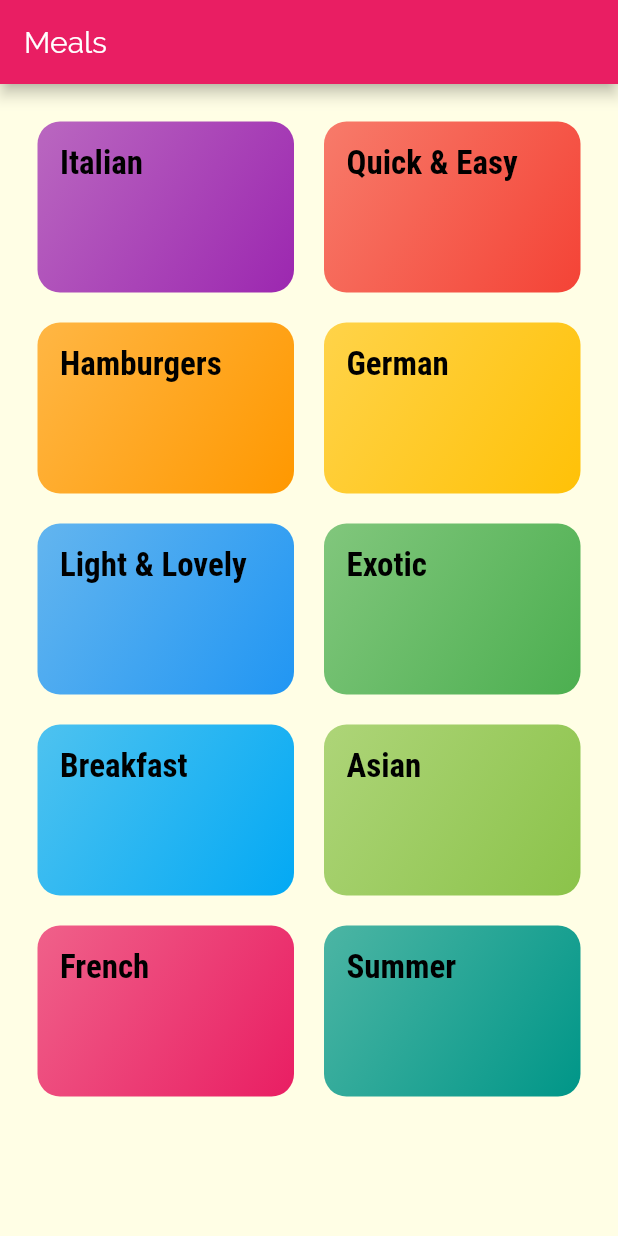
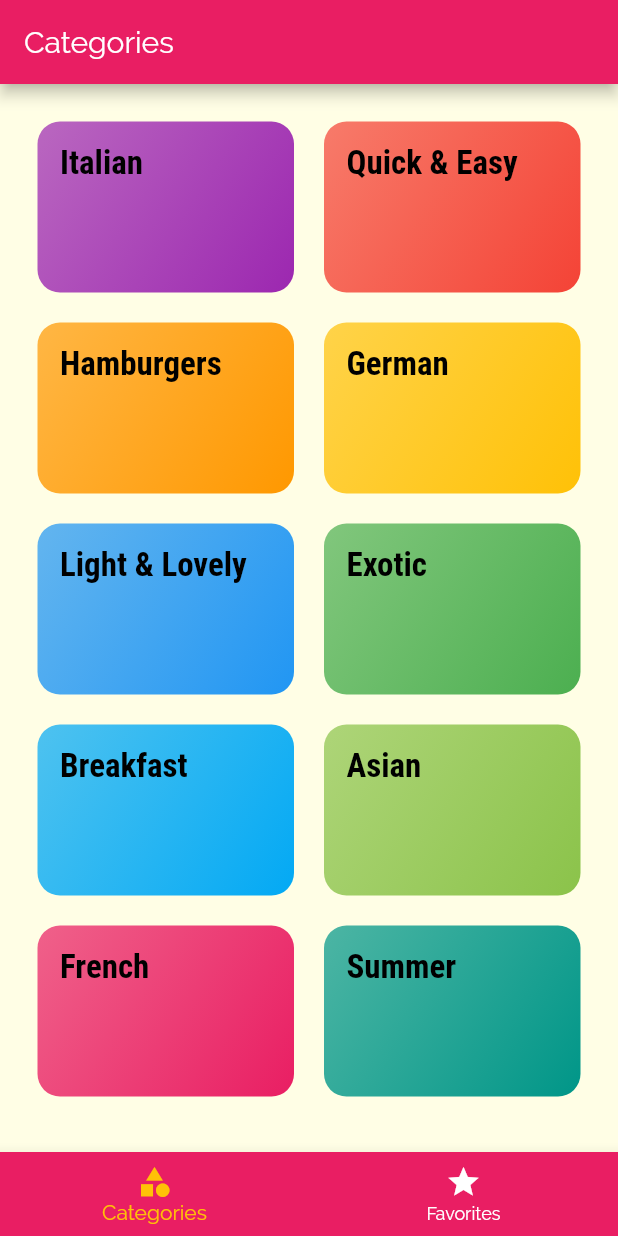
Before and after one commit to brimac1634/flutter-meals, a Flutter app: the screen it shows after launch, on a phone screen of 412 x 824 dp. Run offline on Flutter 3.47's test engine with Material 2 defaults, Android fonts, the phone set to English and light mode, and no system bars.

Commit message:
added tabs to homepage

```diff
--- a/lib/main.dart
+++ b/lib/main.dart
@@ -1,6 +1,7 @@
 import 'package:flutter/material.dart';
-import 'package:meals/pages/meal_detail_page.dart';
 
+import './pages/meal_detail_page.dart';
+import './pages/tabs_page.dart';
 import './pages/category_meals_page.dart';
 import './pages/categories_page.dart';
 
@@ -27,7 +28,7 @@ class MyApp extends StatelessWidget {
                   fontSize: 22,
                   fontFamily: 'RobotoCondensed',
                   fontWeight: FontWeight.bold))),
-      home: CategoriesPage(),
+      home: TabsPage(),
       routes: {
         CategoryMealsPage.routeName: (ctx) => CategoryMealsPage(),
         MealDetailPage.routeName: (ctx) => MealDetailPage()
--- a/lib/pages/categories_page.dart
+++ b/lib/pages/categories_page.dart
@@ -7,9 +7,7 @@ import '../data/dummy_data.dart';
 class CategoriesPage extends StatelessWidget {
   @override
   Widget build(BuildContext context) {
-    return Scaffold(
-      appBar: AppBar(title: const Text('Meals')),
-      body: GridView(
+    return GridView(
       children: DUMMY_CATEGORIES
           .map((cat) => CategoryItem(cat.id, cat.title, cat.color))
           .toList(),
@@ -19,7 +17,6 @@ class CategoriesPage extends StatelessWidget {
           childAspectRatio: 1.5,
           crossAxisSpacing: 20,
           mainAxisSpacing: 20),
-      ),
     );
   }
 }
--- /dev/null
+++ b/lib/pages/tabs_page.dart
@@ -0,0 +1,72 @@
+import 'package:flutter/material.dart';
+
+import '../pages/favorites_page.dart';
+import '../pages/categories_page.dart';
+
+class TabsPage extends StatefulWidget {
+  @override
+  _TabsPageState createState() => _TabsPageState();
+}
+
+class _TabsPageState extends State<TabsPage> {
+  final List<Map<String, Object>> _pages = [
+    {'page': CategoriesPage(), 'title': 'Categories', 'icon': Icons.category},
+    {'page': FavoritesPage(), 'title': 'Favorites', 'icon': Icons.star}
+  ];
+
+  int _selectedPageIndex = 0;
+
+  void _selectPage(int index) {
+    setState(() {
+      _selectedPageIndex = index;
+    });
+  }
+
+  @override
+  Widget build(BuildContext context) {
+    // return DefaultTabController(
+    //   length: 2,
+    //   // initialIndex: 1,
+    //   child: Scaffold(
+    //     appBar: AppBar(
+    //       title: Text('Meals'),
+    //       bottom: TabBar(
+    //         tabs: <Widget>[
+    //           Tab(
+    //             icon: Icon(Icons.category),
+    //             text: 'Categories',
+    //           ),
+    //           Tab(
+    //             icon: Icon(Icons.star),
+    //             text: 'Favorites',
+    //           )
+    //         ],
+    //       ),
+    //     ),
+    //     body: TabBarView(
+    //       children: <Widget>[CategoriesPage(), FavoritesPage()],
+    //     ),
+    //   ),
+    // );
+    return Scaffold(
+      appBar: AppBar(
+        title: Text(_pages[_selectedPageIndex]['title']),
+      ),
+      body: _pages[_selectedPageIndex]['page'],
+      bottomNavigationBar: BottomNavigationBar(
+        onTap: _selectPage,
+        backgroundColor: Theme.of(context).primaryColor,
+        unselectedItemColor: Colors.white,
+        selectedItemColor: Theme.of(context).accentColor,
+        currentIndex: _selectedPageIndex,
+        // type: BottomNavigationBarType.shifting,
+        items: _pages.map((tab) {
+          return BottomNavigationBarItem(
+              // backgroundColor: Theme.of(context).primaryColor,
+              icon: Icon(tab['icon']),
+              title: Text(tab['title']));
+        }).toList(),
+      ),
+    );
+  }
+}
```
Also changed, not shown: lib/pages/favorites_page.dart (added, +10 -0 lines), lib/pages/meal_detail_page.dart (+76 -7 lines). Lines whose indentation alone changed are shown as unchanged.
